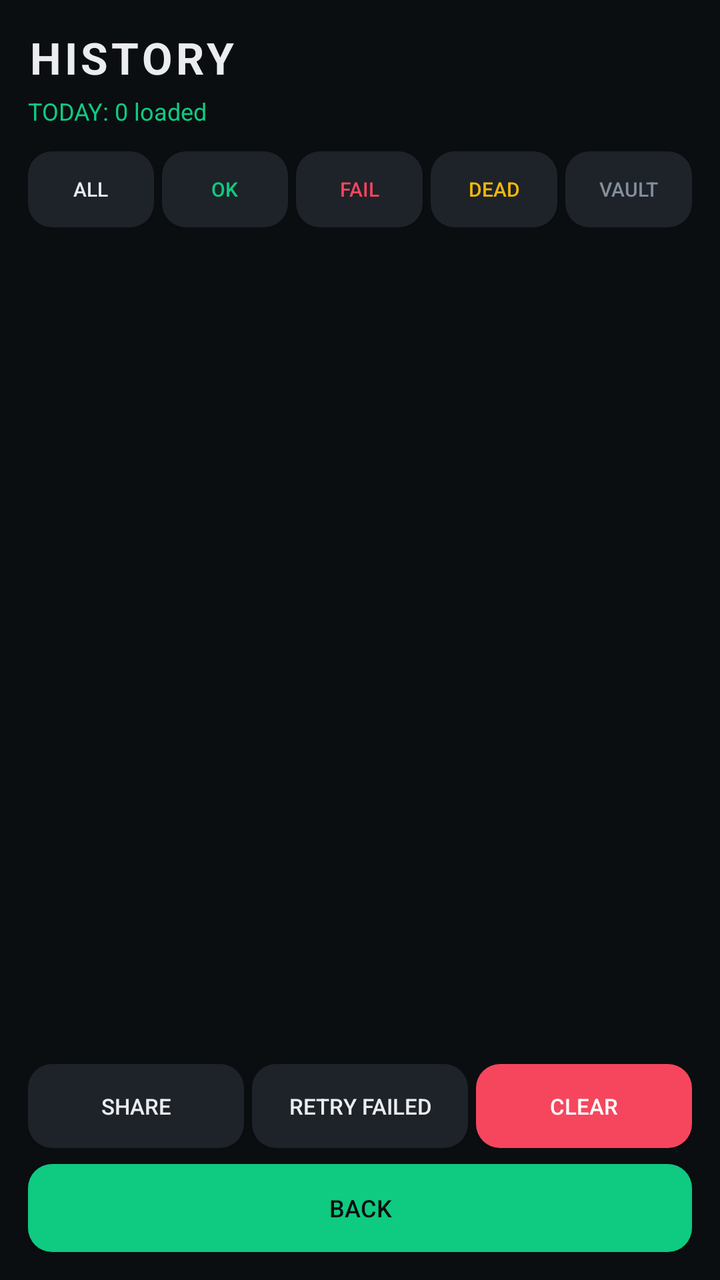
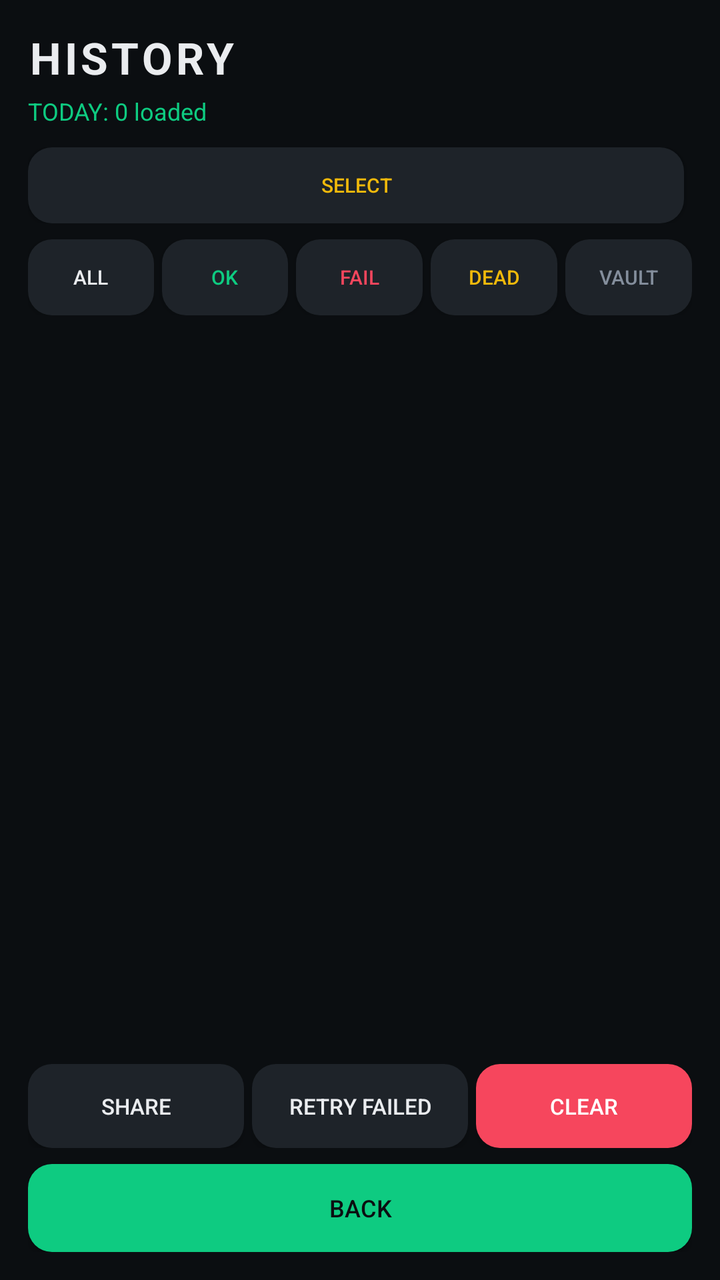

Screens rendered from an Android XML layout before and after an edit, with the pre-edit source and the edit as a unified diff.
<!-- AndroidManifest.xml: application theme Theme.AppCompat.NoActionBar -->
<!-- res/layout/activity_history.xml -->
<?xml version="1.0" encoding="utf-8"?>
<LinearLayout xmlns:android="http://schemas.android.com/apk/res/android"
    android:layout_width="match_parent" android:layout_height="match_parent"
    android:orientation="vertical" android:padding="14dp" android:background="#0B0E11">

    <TextView android:layout_width="wrap_content" android:layout_height="wrap_content"
        android:text="HISTORY" android:textColor="#EAECEF" android:textSize="22sp"
        android:textStyle="bold" android:letterSpacing="0.08"/>
    <TextView android:id="@+id/tvScore" android:layout_width="wrap_content"
        android:layout_height="wrap_content" android:text="TODAY: 0 loaded"
        android:textColor="#0ECB81" android:textSize="12sp" android:layout_marginTop="4dp"/>

    <LinearLayout android:layout_width="match_parent" android:layout_height="wrap_content"
        android:orientation="horizontal" android:layout_marginTop="12dp">
        <Button android:id="@+id/bAll" android:layout_width="0dp" android:layout_weight="1"
            android:layout_height="38dp" android:text="ALL" android:textSize="10sp"
            android:background="@drawable/btn_bg" android:textColor="#EAECEF" android:layout_marginEnd="4dp"/>
        <Button android:id="@+id/bOk" android:layout_width="0dp" android:layout_weight="1"
            android:layout_height="38dp" android:text="OK" android:textSize="10sp"
            android:background="@drawable/btn_bg" android:textColor="#0ECB81" android:layout_marginEnd="4dp"/>
        <Button android:id="@+id/bFail" android:layout_width="0dp" android:layout_weight="1"
            android:layout_height="38dp" android:text="FAIL" android:textSize="10sp"
            android:background="@drawable/btn_bg" android:textColor="#F6465D" android:layout_marginEnd="4dp"/>
        <Button android:id="@+id/bDead" android:layout_width="0dp" android:layout_weight="1"
            android:layout_height="38dp" android:text="DEAD" android:textSize="10sp"
            android:background="@drawable/btn_bg" android:textColor="#F0B90B" android:layout_marginEnd="4dp"/>
        <Button android:id="@+id/bVault" android:layout_width="0dp" android:layout_weight="1"
            android:layout_height="38dp" android:text="VAULT" android:textSize="10sp"
            android:background="@drawable/btn_bg" android:textColor="#848E9C"/>
    </LinearLayout>

    <ScrollView android:layout_width="match_parent" android:layout_height="0dp"
        android:layout_weight="1" android:layout_marginTop="10dp">
        <LinearLayout android:id="@+id/llHistory" android:layout_width="match_parent"
            android:layout_height="wrap_content" android:orientation="vertical"/>
    </ScrollView>

    <LinearLayout android:layout_width="match_parent" android:layout_height="wrap_content"
        android:orientation="horizontal" android:layout_marginTop="10dp">
        <Button android:id="@+id/bShare" android:layout_width="0dp" android:layout_weight="1"
            android:layout_height="42dp" android:text="SHARE" android:textSize="11sp"
            android:background="@drawable/btn_bg" android:textColor="#EAECEF" android:layout_marginEnd="4dp"/>
        <Button android:id="@+id/bRetry" android:layout_width="0dp" android:layout_weight="1"
            android:layout_height="42dp" android:text="RETRY FAILED" android:textSize="11sp"
            android:background="@drawable/btn_bg" android:textColor="#EAECEF" android:layout_marginEnd="4dp"/>
        <Button android:id="@+id/bClear" android:layout_width="0dp" android:layout_weight="1"
            android:layout_height="42dp" android:text="CLEAR" android:textSize="11sp"
            android:background="@drawable/btn_red" android:textColor="#FFFFFF"/>
    </LinearLayout>
    <Button android:id="@+id/bBack" android:layout_width="match_parent"
        android:layout_height="44dp" android:text="BACK" android:textSize="12sp"
        android:background="@drawable/btn_green" android:textColor="#0B0E11" android:layout_marginTop="8dp"/>
</LinearLayout>
<!-- resources referenced by this layout -->
<resources>
  <!-- drawable btn_bg (drawable) -->
  <?xml version="1.0" encoding="utf-8"?>
  <shape xmlns:android="http://schemas.android.com/apk/res/android">
      <solid android:color="#1E2329"/>
      <corners android:radius="12dp"/>
  </shape>
  <!-- drawable btn_green (drawable) -->
  <?xml version="1.0" encoding="utf-8"?>
  <shape xmlns:android="http://schemas.android.com/apk/res/android">
      <solid android:color="#0ECB81"/>
      <corners android:radius="12dp"/>
  </shape>
  <!-- drawable btn_red (drawable) -->
  <?xml version="1.0" encoding="utf-8"?>
  <shape xmlns:android="http://schemas.android.com/apk/res/android">
      <solid android:color="#F6465D"/>
      <corners android:radius="12dp"/>
  </shape>
</resources>

<!-- the commit's change to res/layout/activity_history.xml (unified diff, before → after) -->
@@ -11,7 +11,17 @@
         android:textColor="#0ECB81" android:textSize="12sp" android:layout_marginTop="4dp"/>
 
     <LinearLayout android:layout_width="match_parent" android:layout_height="wrap_content"
-        android:orientation="horizontal" android:layout_marginTop="12dp">
+        android:orientation="horizontal" android:layout_marginTop="10dp">
+        <Button android:id="@+id/bSelect" android:layout_width="0dp" android:layout_weight="1"
+            android:layout_height="38dp" android:text="SELECT" android:textSize="10sp"
+            android:background="@drawable/btn_bg" android:textColor="#F0B90B" android:layout_marginEnd="4dp"/>
+        <Button android:id="@+id/bSelAll" android:layout_width="0dp" android:layout_weight="1"
+            android:layout_height="38dp" android:text="SELECT ALL" android:textSize="10sp"
+            android:background="@drawable/btn_bg" android:textColor="#F0B90B" android:visibility="gone"/>
+    </LinearLayout>
+
+    <LinearLayout android:layout_width="match_parent" android:layout_height="wrap_content"
+        android:orientation="horizontal" android:layout_marginTop="8dp">
         <Button android:id="@+id/bAll" android:layout_width="0dp" android:layout_weight="1"
             android:layout_height="38dp" android:text="ALL" android:textSize="10sp"
             android:background="@drawable/btn_bg" android:textColor="#EAECEF" android:layout_marginEnd="4dp"/>
